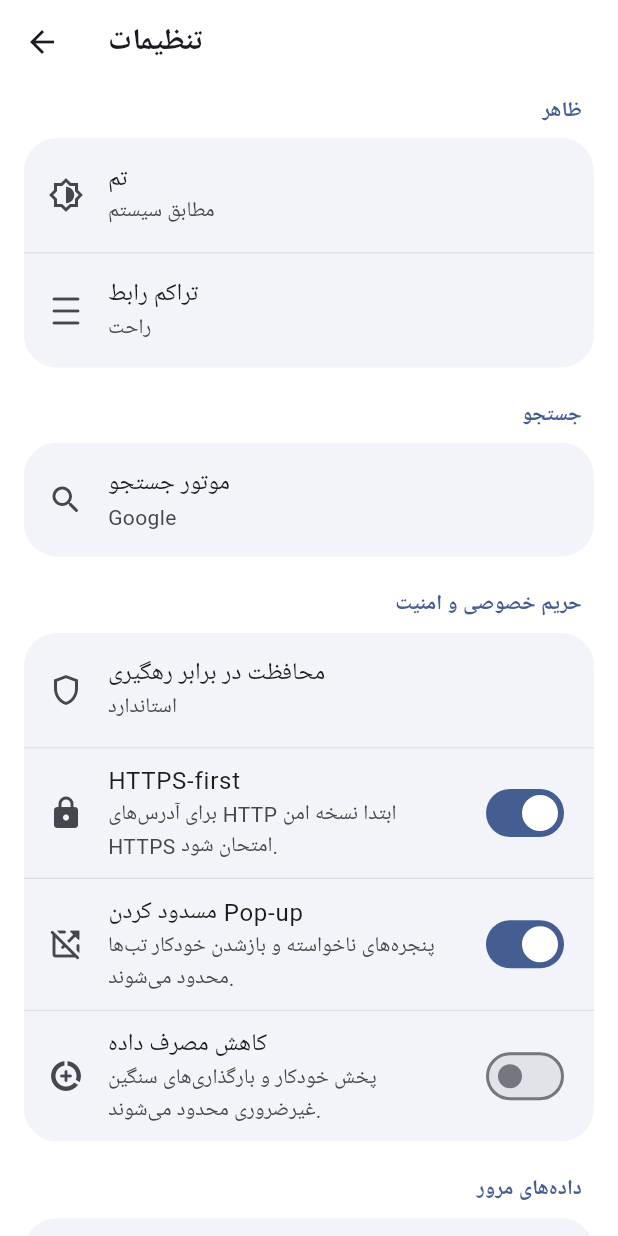
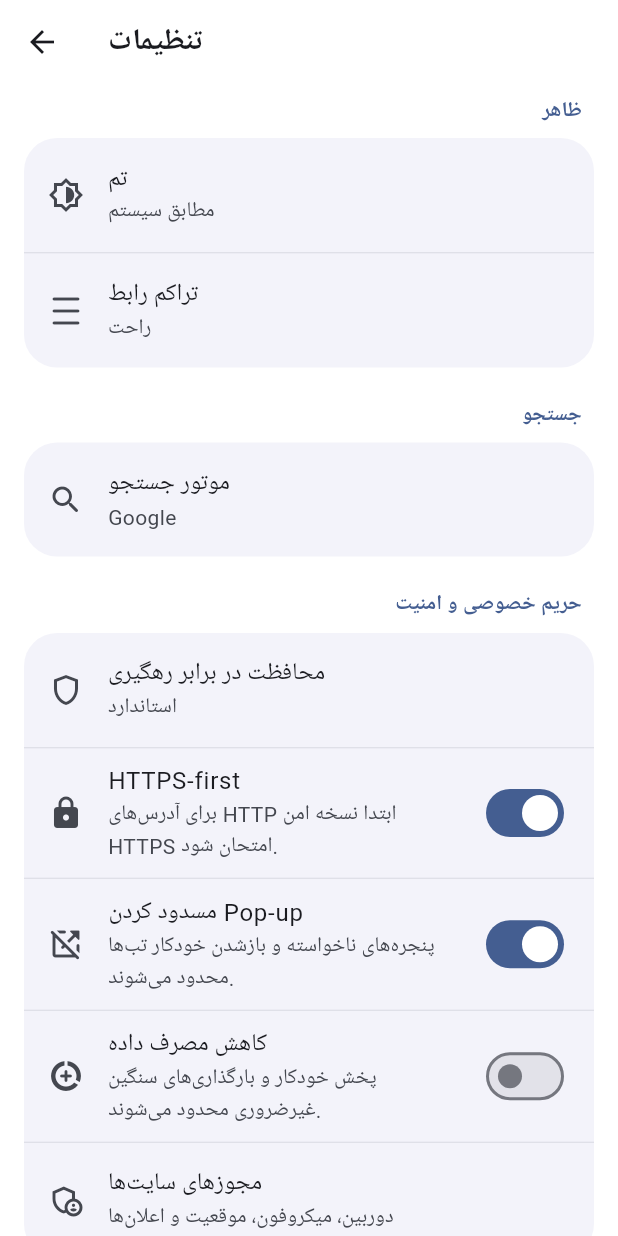
Before and after one commit to sahandse/rad-browser, a Flutter app: the SettingsPage screen opened directly, on a phone screen of 412 x 824 dp. Run offline on Flutter 3.47's test engine with Material 3 defaults, Android fonts, the phone set to English and light mode, and no system bars; our stand-ins replace connectivity_plus, dio, file_picker, flutter_riverpod, share_plus, shared_preferences; missing offline and left inert: file_saver, flutter_inappwebview; accounts and stored records are empty; network calls fail.

Commit message:
feat: expose site permissions and backup transfer in settings

```diff
--- a/lib/features/settings/presentation/pages/settings_page.dart
+++ b/lib/features/settings/presentation/pages/settings_page.dart
@@ -4,6 +4,8 @@ import 'package:flutter_riverpod/flutter_riverpod.dart';
 import '../../../bookmarks/presentation/controllers/bookmarks_controller.dart';
 import '../../../browser/presentation/controllers/browser_tabs_controller.dart';
 import '../../../history/presentation/controllers/history_controller.dart';
+import '../../../permissions/presentation/pages/site_permissions_page.dart';
+import '../../../sync/presentation/pages/backup_sync_page.dart';
 import '../../domain/app_settings.dart';
 import '../controllers/settings_controller.dart';
 
@@ -74,7 +76,9 @@ class SettingsPage extends ConsumerWidget {
               SwitchListTile.adaptive(
                 secondary: const Icon(Icons.https_rounded),
                 title: const Text('HTTPS-first'),
-                subtitle: const Text('برای آدرس‌های HTTP ابتدا نسخه امن HTTPS امتحان شود.'),
+                subtitle: const Text(
+                  'برای آدرس‌های HTTP ابتدا نسخه امن HTTPS امتحان شود.',
+                ),
                 value: settings.httpsFirst,
                 onChanged: (value) =>
                     ref.read(settingsProvider.notifier).setHttpsFirst(value),
@@ -83,7 +87,9 @@ class SettingsPage extends ConsumerWidget {
               SwitchListTile.adaptive(
                 secondary: const Icon(Icons.open_in_new_off_rounded),
                 title: const Text('مسدود کردن Pop-up'),
-                subtitle: const Text('پنجره‌های ناخواسته و بازشدن خودکار تب‌ها محدود می‌شوند.'),
+                subtitle: const Text(
+                  'پنجره‌های ناخواسته و بازشدن خودکار تب‌ها محدود می‌شوند.',
+                ),
                 value: settings.blockPopups,
                 onChanged: (value) =>
                     ref.read(settingsProvider.notifier).setBlockPopups(value),
@@ -92,10 +98,41 @@ class SettingsPage extends ConsumerWidget {
               SwitchListTile.adaptive(
                 secondary: const Icon(Icons.data_saver_on_rounded),
                 title: const Text('کاهش مصرف داده'),
-                subtitle: const Text('پخش خودکار و بارگذاری‌های سنگین غیرضروری محدود می‌شوند.'),
+                subtitle: const Text(
+                  'پخش خودکار و بارگذاری‌های سنگین غیرضروری محدود می‌شوند.',
+                ),
                 value: settings.dataSaver,
                 onChanged: (value) =>
                     ref.read(settingsProvider.notifier).setDataSaver(value),
+              ),
+              const Divider(height: 1),
+              ListTile(
+                leading: const Icon(Icons.admin_panel_settings_outlined),
+                title: const Text('مجوزهای سایت‌ها'),
+                subtitle: const Text('دوربین، میکروفون، موقعیت و اعلان‌ها'),
+                onTap: () => Navigator.of(context).push(
+                  MaterialPageRoute<void>(
+                    builder: (_) => const SitePermissionsPage(),
+                  ),
+                ),
+              ),
+            ],
+          ),
+          const SizedBox(height: 22),
+          _SectionTitle(title: 'انتقال و پشتیبان', theme: theme),
+          _SettingCard(
+            children: [
+              ListTile(
+                leading: const Icon(Icons.sync_alt_rounded),
+                title: const Text('Android ↔ Web'),
+                subtitle: const Text(
+                  'ساخت و بازیابی فایل پشتیبان نسخه‌دار بدون وابستگی به سرور خارجی',
+                ),
+                onTap: () => Navigator.of(context).push(
+                  MaterialPageRoute<void>(
+                    builder: (_) => const BackupSyncPage(),
+                  ),
+                ),
               ),
             ],
           ),
```
